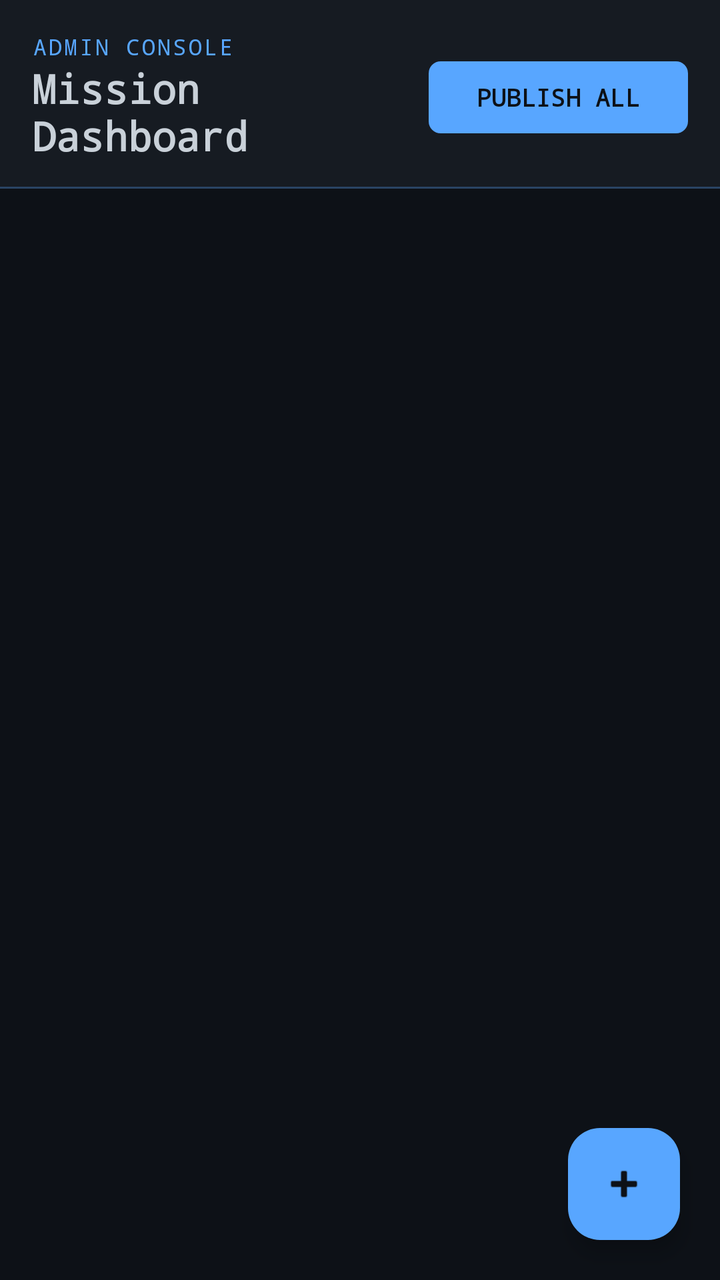
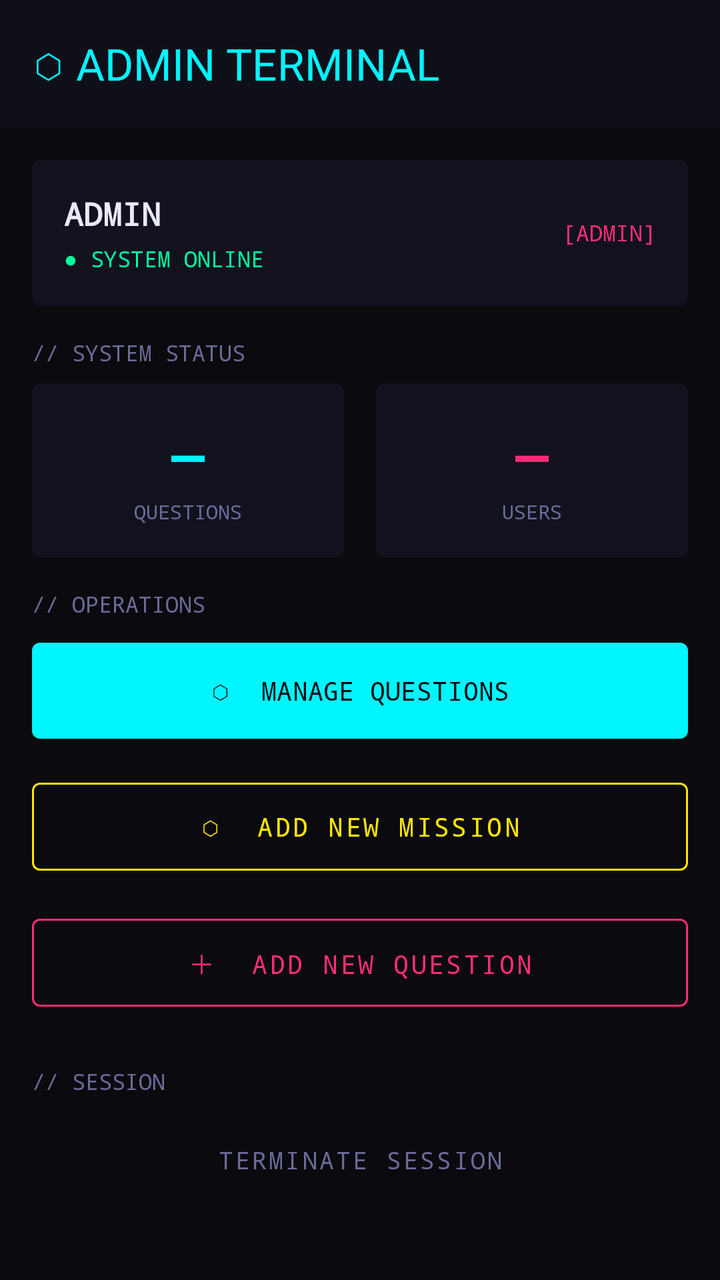

Two renders of the same Android screen: before a commit and after it. Below are the layout's source before the change and the commit's diff.
<!-- AndroidManifest.xml: activity theme Theme.ServerMasterNCII -->
<!-- res/layout/activity_admin_dashboard.xml -->
<?xml version="1.0" encoding="utf-8"?>
<androidx.coordinatorlayout.widget.CoordinatorLayout
    xmlns:android="http://schemas.android.com/apk/res/android"
    xmlns:app="http://schemas.android.com/apk/res-auto"
    xmlns:tools="http://schemas.android.com/tools"
    android:id="@+id/rootLayout"
    android:layout_width="match_parent"
    android:layout_height="match_parent"
    android:background="#FF0D1117"
    tools:context=".admin.AdminDashboardActivity">

    
    <com.google.android.material.appbar.AppBarLayout
        android:id="@+id/appBar"
        android:layout_width="match_parent"
        android:layout_height="wrap_content"
        android:background="#FF161B22"
        app:elevation="0dp">

        <LinearLayout
            android:layout_width="match_parent"
            android:layout_height="wrap_content"
            android:gravity="center_vertical"
            android:orientation="horizontal"
            android:paddingHorizontal="16dp"
            android:paddingTop="16dp"
            android:paddingBottom="12dp">

            <LinearLayout
                android:layout_width="0dp"
                android:layout_height="wrap_content"
                android:layout_weight="1"
                android:orientation="vertical">

                <TextView
                    android:layout_width="wrap_content"
                    android:layout_height="wrap_content"
                    android:fontFamily="monospace"
                    android:letterSpacing="0.1"
                    android:text="ADMIN CONSOLE"
                    android:textColor="#FF58A6FF"
                    android:textSize="11sp" />

                <TextView
                    android:layout_width="wrap_content"
                    android:layout_height="wrap_content"
                    android:fontFamily="monospace"
                    android:text="Mission Dashboard"
                    android:textColor="#FFC9D1D9"
                    android:textSize="20sp"
                    android:textStyle="bold" />
            </LinearLayout>

            
            <com.google.android.material.button.MaterialButton
                android:id="@+id/btnPublishAll"
                android:layout_width="wrap_content"
                android:layout_height="36dp"
                android:fontFamily="monospace"
                android:insetTop="0dp"
                android:insetBottom="0dp"
                android:text="PUBLISH ALL"
                android:textAllCaps="false"
                android:textColor="#FF0D1117"
                android:textSize="12sp"
                android:textStyle="bold"
                app:backgroundTint="#FF58A6FF"
                app:cornerRadius="6dp" />
        </LinearLayout>

        
        <View
            android:layout_width="match_parent"
            android:layout_height="1dp"
            android:alpha="0.3"
            android:background="#FF58A6FF" />
    </com.google.android.material.appbar.AppBarLayout>

    
    <androidx.recyclerview.widget.RecyclerView
        android:id="@+id/recyclerMissions"
        android:layout_width="match_parent"
        android:layout_height="match_parent"
        android:clipToPadding="false"
        android:paddingTop="8dp"
        android:paddingBottom="80dp"
        app:layout_behavior="@string/appbar_scrolling_view_behavior" />

    
    <LinearLayout
        android:id="@+id/emptyState"
        android:layout_width="match_parent"
        android:layout_height="match_parent"
        android:gravity="center"
        android:orientation="vertical"
        android:visibility="gone"
        app:layout_behavior="@string/appbar_scrolling_view_behavior">

        <TextView
            android:layout_width="wrap_content"
            android:layout_height="wrap_content"
            android:fontFamily="monospace"
            android:text="NO MISSIONS"
            android:textColor="#FF30363D"
            android:textSize="18sp"
            android:textStyle="bold" />

        <TextView
            android:layout_width="wrap_content"
            android:layout_height="wrap_content"
            android:layout_marginTop="8dp"
            android:fontFamily="monospace"
            android:text="Tap + to create your first mission"
            android:textColor="#FF30363D"
            android:textSize="13sp" />
    </LinearLayout>

    
    <com.google.android.material.floatingactionbutton.FloatingActionButton
        android:id="@+id/fabAddMission"
        android:layout_width="wrap_content"
        android:layout_height="wrap_content"
        android:layout_gravity="bottom|end"
        android:layout_margin="20dp"
        android:contentDescription="Add Mission"
        android:src="@android:drawable/ic_input_add"
        app:backgroundTint="#FF58A6FF"
        app:tint="#FF0D1117" />

</androidx.coordinatorlayout.widget.CoordinatorLayout>
<!-- resources referenced by this layout -->
<resources>
  <style name="Theme.ServerMasterNCII" parent="Base.Theme.ServerMasterNCII" />
  <style name="Base.Theme.ServerMasterNCII" parent="Theme.Material3.DayNight.NoActionBar" tools:ignore="DuplicateDefinition">
          <item name="colorPrimary">@color/cyber_neon_green</item>
          <item name="colorOnPrimary">@color/cyber_bg_primary</item>
          <item name="colorPrimaryContainer">@color/cyber_neon_green_dim</item>
          <item name="colorOnPrimaryContainer">@color/cyber_neon_green</item>
          <item name="android:colorBackground">@color/cyber_bg_deepest</item>
          <item name="colorSurface">@color/cyber_bg_surface</item>
          <item name="colorOnSurface">@color/cyber_text_primary</item>
          <item name="colorSurfaceVariant">@color/cyber_bg_card</item>
          <item name="colorOnSurfaceVariant">@color/cyber_text_secondary</item>
          <item name="android:windowDrawsSystemBarBackgrounds">true</item>
          <item name="android:navigationBarColor">@color/cyber_bg_deepest</item>
          <item name="android:statusBarColor">@color/cyber_bg_deepest</item>
      </style>
  <color name="cyber_neon_green">#FF3DFF8F</color>
  <color name="cyber_bg_primary">#FF0A0A1A</color>
  <color name="cyber_neon_green_dim">#1A3DFF8F</color>
  <color name="cyber_bg_deepest">#FF0B0E11</color>
  <color name="cyber_bg_surface">#FF1A1A2E</color>
  <color name="cyber_text_primary">#FFEAEAEA</color>
  <color name="cyber_bg_card">#FF16213E</color>
  <color name="cyber_text_secondary">#FF667788</color>
</resources>

<!-- the commit's change to res/layout/activity_admin_dashboard.xml (unified diff, before → after) -->
@@ -2,129 +2,293 @@
 <androidx.coordinatorlayout.widget.CoordinatorLayout
     xmlns:android="http://schemas.android.com/apk/res/android"
     xmlns:app="http://schemas.android.com/apk/res-auto"
-    xmlns:tools="http://schemas.android.com/tools"
-    android:id="@+id/rootLayout"
     android:layout_width="match_parent"
     android:layout_height="match_parent"
-    android:background="#FF0D1117"
-    tools:context=".admin.AdminDashboardActivity">
+    android:background="#0A0A0F">
 
     
     <com.google.android.material.appbar.AppBarLayout
-        android:id="@+id/appBar"
         android:layout_width="match_parent"
         android:layout_height="wrap_content"
-        android:background="#FF161B22"
+        android:background="#0F0F1A"
         app:elevation="0dp">
+
+        <com.google.android.material.appbar.MaterialToolbar
+            android:id="@+id/toolbar"
+            android:layout_width="match_parent"
+            android:layout_height="?attr/actionBarSize"
+            android:background="#0F0F1A"
+            app:title="⬡ ADMIN TERMINAL"
+            app:titleTextColor="#00F5FF"/>
+
+    </com.google.android.material.appbar.AppBarLayout>
+
+    <androidx.core.widget.NestedScrollView
+        android:layout_width="match_parent"
+        android:layout_height="match_parent"
+        app:layout_behavior="@string/appbar_scrolling_view_behavior"
+        android:padding="16dp"
+        android:clipToPadding="false">
 
         <LinearLayout
             android:layout_width="match_parent"
             android:layout_height="wrap_content"
-            android:gravity="center_vertical"
-            android:orientation="horizontal"
-            android:paddingHorizontal="16dp"
-            android:paddingTop="16dp"
-            android:paddingBottom="12dp">
-
+            android:orientation="vertical">
+
+            
+            <androidx.cardview.widget.CardView
+                android:layout_width="match_parent"
+                android:layout_height="wrap_content"
+                android:layout_marginBottom="16dp"
+                app:cardBackgroundColor="#12121F"
+                app:cardCornerRadius="4dp"
+                app:cardElevation="0dp">
+
+                <LinearLayout
+                    android:layout_width="match_parent"
+                    android:layout_height="wrap_content"
+                    android:orientation="horizontal"
+                    android:padding="16dp"
+                    android:gravity="center_vertical">
+
+                    <LinearLayout
+                        android:layout_width="0dp"
+                        android:layout_height="wrap_content"
+                        android:layout_weight="1"
+                        android:orientation="vertical">
+
+                        <TextView
+                            android:id="@+id/tvAdminName"
+                            android:layout_width="wrap_content"
+                            android:layout_height="wrap_content"
+                            android:text="ADMIN"
+                            android:textColor="#E8E8FF"
+                            android:textSize="16sp"
+                            android:fontFamily="monospace"
+                            android:textStyle="bold"/>
+
+                        <TextView
+                            android:layout_width="wrap_content"
+                            android:layout_height="wrap_content"
+                            android:text="● SYSTEM ONLINE"
+                            android:textColor="#00FF9F"
+                            android:textSize="11sp"
+                            android:fontFamily="monospace"
+                            android:layout_marginTop="4dp"/>
+
+                    </LinearLayout>
+
+                    <TextView
+                        android:layout_width="wrap_content"
+                        android:layout_height="wrap_content"
+                        android:text="[ADMIN]"
+                        android:textColor="#FF2D78"
+                        android:textSize="11sp"
+                        android:fontFamily="monospace"/>
+
+                </LinearLayout>
+
+            </androidx.cardview.widget.CardView>
+
+            
+            <TextView
+                android:layout_width="wrap_content"
+                android:layout_height="wrap_content"
+                android:text="// SYSTEM STATUS"
+                android:textColor="#6B6B99"
+                android:textSize="11sp"
+                android:fontFamily="monospace"
+                android:layout_marginBottom="8dp"/>
+
+            
             <LinearLayout
-                android:layout_width="0dp"
-                android:layout_height="wrap_content"
-                android:layout_weight="1"
-                android:orientation="vertical">
-
-                <TextView
-                    android:layout_width="wrap_content"
+                android:layout_width="match_parent"
+                android:layout_height="wrap_content"
+                android:orientation="horizontal"
+                android:layout_marginBottom="16dp">
+
+                
+                <androidx.cardview.widget.CardView
+                    android:id="@+id/cardQuestions"
+                    android:layout_width="0dp"
                     android:layout_height="wrap_content"
-                    android:fontFamily="monospace"
-                    android:letterSpacing="0.1"
-                    android:text="ADMIN CONSOLE"
-                    android:textColor="#FF58A6FF"
-                    android:textSize="11sp" />
-
-                <TextView
-                    android:layout_width="wrap_content"
+                    android:layout_weight="1"
+                    android:layout_marginEnd="8dp"
+                    app:cardBackgroundColor="#12121F"
+                    app:cardCornerRadius="4dp"
+                    app:cardElevation="0dp">
+
+                    <LinearLayout
+                        android:layout_width="match_parent"
+                        android:layout_height="wrap_content"
+                        android:orientation="vertical"
+                        android:padding="16dp"
+                        android:gravity="center">
+
+                        <TextView
+                            android:id="@+id/tvTotalQuestions"
+                            android:layout_width="wrap_content"
+                            android:layout_height="wrap_content"
+                            android:text="—"
+                            android:textColor="#00F5FF"
+                            android:textSize="28sp"
+                            android:fontFamily="monospace"
+                            android:textStyle="bold"/>
+
+                        <TextView
+                            android:layout_width="wrap_content"
+                            android:layout_height="wrap_content"
+                            android:text="QUESTIONS"
+                            android:textColor="#6B6B99"
+                            android:textSize="10sp"
+                            android:fontFamily="monospace"
+                            android:layout_marginTop="4dp"/>
+
+                    </LinearLayout>
+
+                </androidx.cardview.widget.CardView>
+
+                
+                <androidx.cardview.widget.CardView
+                    android:id="@+id/cardUsers"
+                    android:layout_width="0dp"
                     android:layout_height="wrap_content"
-                    android:fontFamily="monospace"
-                    android:text="Mission Dashboard"
-                    android:textColor="#FFC9D1D9"
-                    android:textSize="20sp"
-                    android:textStyle="bold" />
+                    android:layout_weight="1"
+                    android:layout_marginStart="8dp"
+                    app:cardBackgroundColor="#12121F"
+                    app:cardCornerRadius="4dp"
+                    app:cardElevation="0dp">
+
+                    <LinearLayout
+                        android:layout_width="match_parent"
+                        android:layout_height="wrap_content"
+                        android:orientation="vertical"
+                        android:padding="16dp"
+                        android:gravity="center">
+
+                        <TextView
+                            android:id="@+id/tvTotalUsers"
+                            android:layout_width="wrap_content"
+                            android:layout_height="wrap_content"
+                            android:text="—"
+                            android:textColor="#FF2D78"
+                            android:textSize="28sp"
+                            android:fontFamily="monospace"
+                            android:textStyle="bold"/>
+
+                        <TextView
+                            android:layout_width="wrap_content"
+                            android:layout_height="wrap_content"
+                            android:text="USERS"
+                            android:textColor="#6B6B99"
+                            android:textSize="10sp"
+                            android:fontFamily="monospace"
+                            android:layout_marginTop="4dp"/>
+
+                    </LinearLayout>
+
+                </androidx.cardview.widget.CardView>
+
             </LinearLayout>
 
             
-            <com.google.android.material.button.MaterialButton
-                android:id="@+id/btnPublishAll"
+            <TextView
                 android:layout_width="wrap_content"
-                android:layout_height="36dp"
-                android:fontFamily="monospace"
-                android:insetTop="0dp"
-                android:insetBottom="0dp"
-                android:text="PUBLISH ALL"
-                android:textAllCaps="false"
-                android:textColor="#FF0D1117"
+                android:layout_height="wrap_content"
+                android:text="// OPERATIONS"
+                android:textColor="#6B6B99"
+                android:textSize="11sp"
+                android:fontFamily="monospace"
+                android:layout_marginBottom="8dp"/>
+
+            
+            <com.google.android.material.button.MaterialButton
+                android:id="@+id/btnManageQuestions"
+                android:layout_width="match_parent"
+                android:layout_height="56dp"
+                android:layout_marginBottom="12dp"
+                android:text="⬡  MANAGE QUESTIONS"
+                android:fontFamily="monospace"
+                android:textColor="#0A0A0F"
+                android:textSize="13sp"
+                app:backgroundTint="#00F5FF"
+                app:cornerRadius="4dp"/>
+
+            
+            <com.google.android.material.button.MaterialButton
+                android:id="@+id/btnAddMission"
+                android:layout_width="match_parent"
+                android:layout_height="56dp"
+                android:layout_marginBottom="12dp"
+                android:text="⬡  ADD NEW MISSION"
+                android:fontFamily="monospace"
+                android:textColor="#FFE600"
+                android:textSize="13sp"
+                style="@style/Widget.MaterialComponents.Button.OutlinedButton"
+                app:strokeColor="#FFE600"
+                app:strokeWidth="1dp"
+                app:cornerRadius="4dp"/>
+
+            
+            <com.google.android.material.button.MaterialButton
+                android:id="@+id/btnAddQuestion"
+                android:layout_width="match_parent"
+                android:layout_height="56dp"
+                android:layout_marginBottom="24dp"
+                android:text="＋  ADD NEW QUESTION"
+                android:fontFamily="monospace"
+                android:textColor="#FF2D78"
+                android:textSize="13sp"
+                style="@style/Widget.MaterialComponents.Button.OutlinedButton"
+                app:strokeColor="#FF2D78"
+                app:strokeWidth="1dp"
+                app:cornerRadius="4dp"/>
+
+
+
+            
+            <TextView
+                android:layout_width="wrap_content"
+                android:layout_height="wrap_content"
+                android:text="// SESSION"
+                android:textColor="#6B6B99"
+                android:textSize="11sp"
+                android:fontFamily="monospace"
+                android:layout_marginBottom="8dp"/>
+
+            
+            <com.google.android.material.button.MaterialButton
+                android:id="@+id/btnSignOut"
+                android:layout_width="match_parent"
+                android:layout_height="48dp"
+                android:layout_marginBottom="24dp"
+                android:text="TERMINATE SESSION"
+                android:fontFamily="monospace"
+                android:textColor="#6B6B99"
                 android:textSize="12sp"
-                android:textStyle="bold"
-                app:backgroundTint="#FF58A6FF"
-                app:cornerRadius="6dp" />
+                style="@style/Widget.MaterialComponents.Button.TextButton"
+                app:cornerRadius="4dp"/>
+
         </LinearLayout>
 
-        
-        <View
-            android:layout_width="match_parent"
-            android:layout_height="1dp"
-            android:alpha="0.3"
-            android:background="#FF58A6FF" />
-    </com.google.android.material.appbar.AppBarLayout>
+    </androidx.core.widget.NestedScrollView>
 
     
-    <androidx.recyclerview.widget.RecyclerView
-        android:id="@+id/recyclerMissions"
+    <FrameLayout
+        android:id="@+id/loadingOverlay"
         android:layout_width="match_parent"
         android:layout_height="match_parent"
-        android:clipToPadding="false"
-        android:paddingTop="8dp"
-        android:paddingBottom="80dp"
-        app:layout_behavior="@string/appbar_scrolling_view_behavior" />
-
-    
-    <LinearLayout
-        android:id="@+id/emptyState"
-        android:layout_width="match_parent"
-        android:layout_height="match_parent"
-        android:gravity="center"
-        android:orientation="vertical"
+        android:background="#80000000"
         android:visibility="gone"
-        app:layout_behavior="@string/appbar_scrolling_view_behavior">
-
-        <TextView
+        android:clickable="true">
+
+        <ProgressBar
+            android:id="@+id/progressBar"
             android:layout_width="wrap_content"
             android:layout_height="wrap_content"
-            android:fontFamily="monospace"
-            android:text="NO MISSIONS"
-            android:textColor="#FF30363D"
-            android:textSize="18sp"
-            android:textStyle="bold" />
-
-        <TextView
-            android:layout_width="wrap_content"
-            android:layout_height="wrap_content"
-            android:layout_marginTop="8dp"
-            android:fontFamily="monospace"
-            android:text="Tap + to create your first mission"
-            android:textColor="#FF30363D"
-            android:textSize="13sp" />
-    </LinearLayout>
-
-    
-    <com.google.android.material.floatingactionbutton.FloatingActionButton
-        android:id="@+id/fabAddMission"
-        android:layout_width="wrap_content"
-        android:layout_height="wrap_content"
-        android:layout_gravity="bottom|end"
-        android:layout_margin="20dp"
-        android:contentDescription="Add Mission"
-        android:src="@android:drawable/ic_input_add"
-        app:backgroundTint="#FF58A6FF"
-        app:tint="#FF0D1117" />
+            android:layout_gravity="center"
+            android:indeterminateTint="#00F5FF"/>
+
+    </FrameLayout>
 
 </androidx.coordinatorlayout.widget.CoordinatorLayout>
<!-- resource entries referenced after the edit -->
@@ -1,7 +1,7 @@
 <!-- resources referenced by this layout -->
 <resources>
-  <style name="Theme.ServerMasterNCII" parent="Base.Theme.ServerMasterNCII" />
-  <style name="Base.Theme.ServerMasterNCII" parent="Theme.Material3.DayNight.NoActionBar" tools:ignore="DuplicateDefinition">
+  <style name="Theme.ServerMasterNCII" parent="Theme.ServerMasterNCII.CyberDark" />
+  <style name="Theme.ServerMasterNCII.CyberDark" parent="Theme.Material3.DayNight.NoActionBar">
           <item name="colorPrimary">@color/cyber_neon_green</item>
           <item name="colorOnPrimary">@color/cyber_bg_primary</item>
           <item name="colorPrimaryContainer">@color/cyber_neon_green_dim</item>
@@ -14,6 +14,8 @@
           <item name="android:windowDrawsSystemBarBackgrounds">true</item>
           <item name="android:navigationBarColor">@color/cyber_bg_deepest</item>
           <item name="android:statusBarColor">@color/cyber_bg_deepest</item>
+          <item name="android:windowLightStatusBar">false</item>
+          <item name="android:windowLightNavigationBar">false</item>
       </style>
   <color name="cyber_neon_green">#FF3DFF8F</color>
   <color name="cyber_bg_primary">#FF0A0A1A</color>
